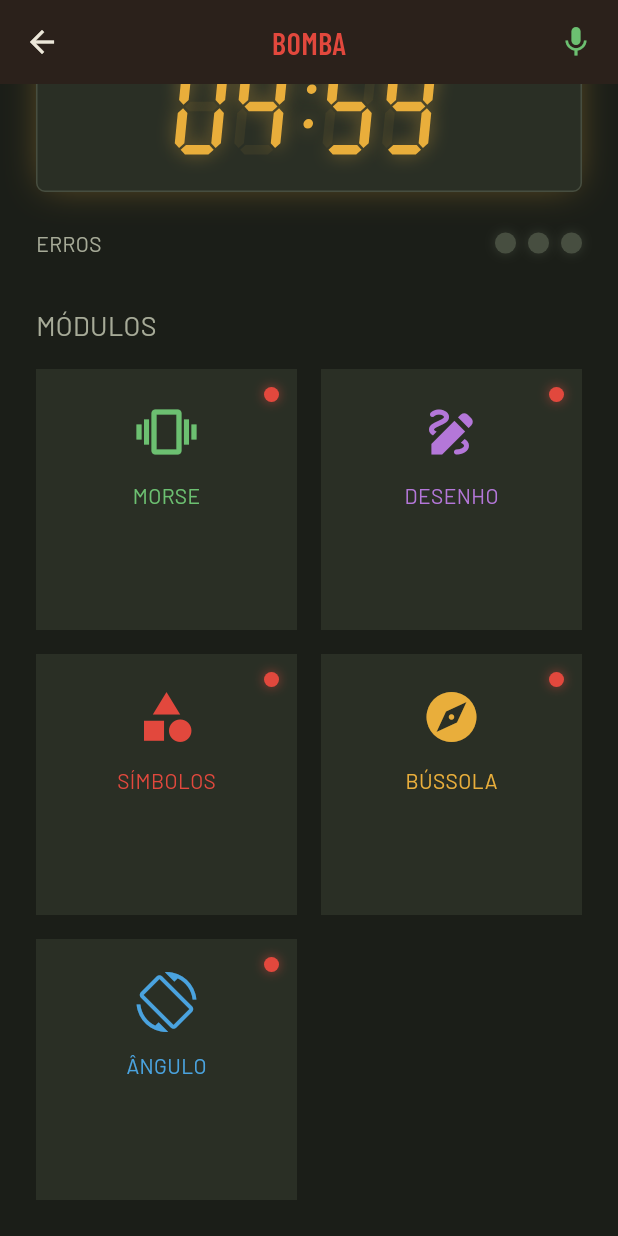
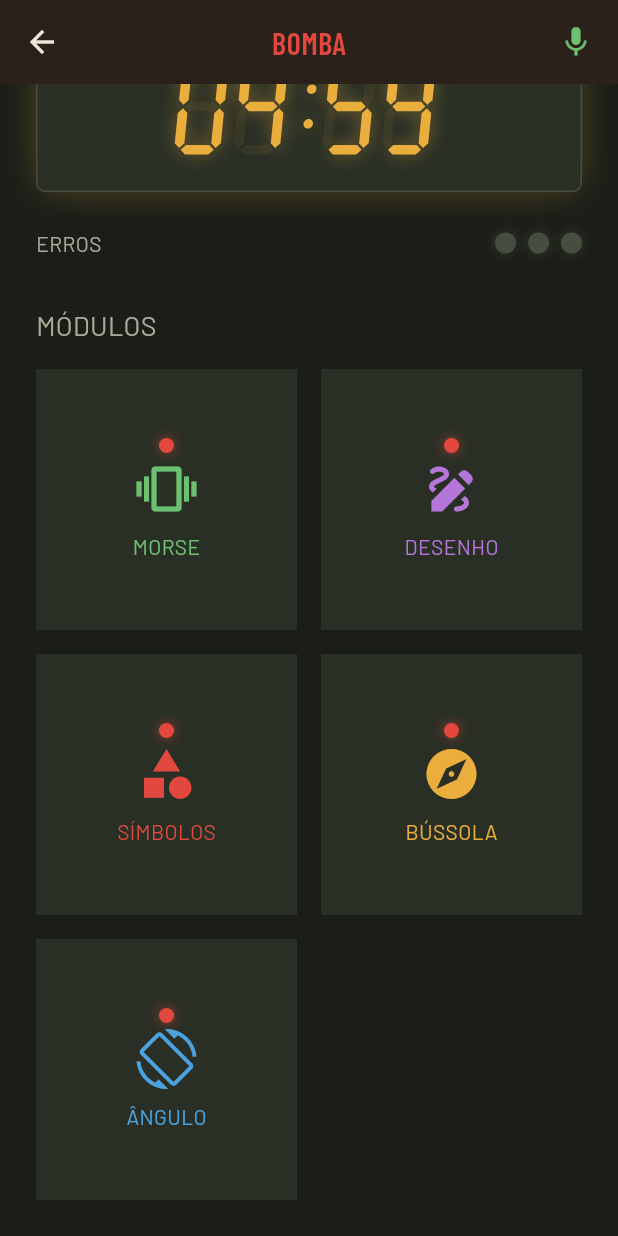
Before and after one commit to LeTomarrow/CM-g03, a Flutter app: the BombPage screen opened directly, scrolled down 94 dp, on a phone screen of 412 x 824 dp. Run offline on Flutter 3.47's test engine with Material 3 defaults, Android fonts, the phone set to English and light mode, and no system bars; our stand-ins replace cloud_firestore, firebase_auth, firebase_core, flutter_riverpod, geolocator, google_fonts; missing offline and left inert: flutter_webrtc; accounts and stored records are empty.

Commit message:
overfit fix

```diff
--- a/what_did_you_press/lib/features/game/bomb.dart
+++ b/what_did_you_press/lib/features/game/bomb.dart
@@ -110,9 +110,12 @@ class _BombPageState extends ConsumerState<BombPage> {
     return InkWell(
       onTap: module.solved ? null : () => _openModule(index),
       child: Container(
-        padding: const EdgeInsets.all(12),
+        padding: const EdgeInsets.all(8),
         color: AppColors.card,
+        child: FittedBox(
+          fit: BoxFit.scaleDown,
           child: Column(
+            mainAxisSize: MainAxisSize.min,
             children: [
               Align(
                 alignment: Alignment.topRight,
@@ -120,10 +123,12 @@ class _BombPageState extends ConsumerState<BombPage> {
                   color: module.solved ? AppColors.success : AppColors.danger,
                 ),
               ),
+              const SizedBox(height: 4),
               Icon(module.type.icon, size: 40, color: color),
-            const SizedBox(height: 12),
+              const SizedBox(height: 8),
               Text(module.type.label, style: TextStyle(color: color)),
             ],
+          ),
         ),
       ),
     );
```
Lines whose indentation alone changed are shown as unchanged.
